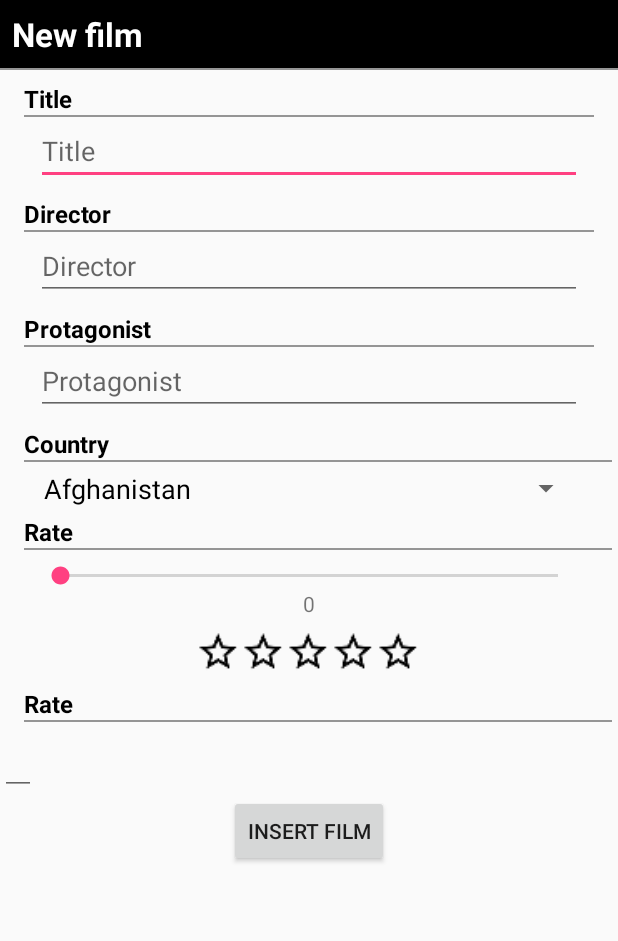
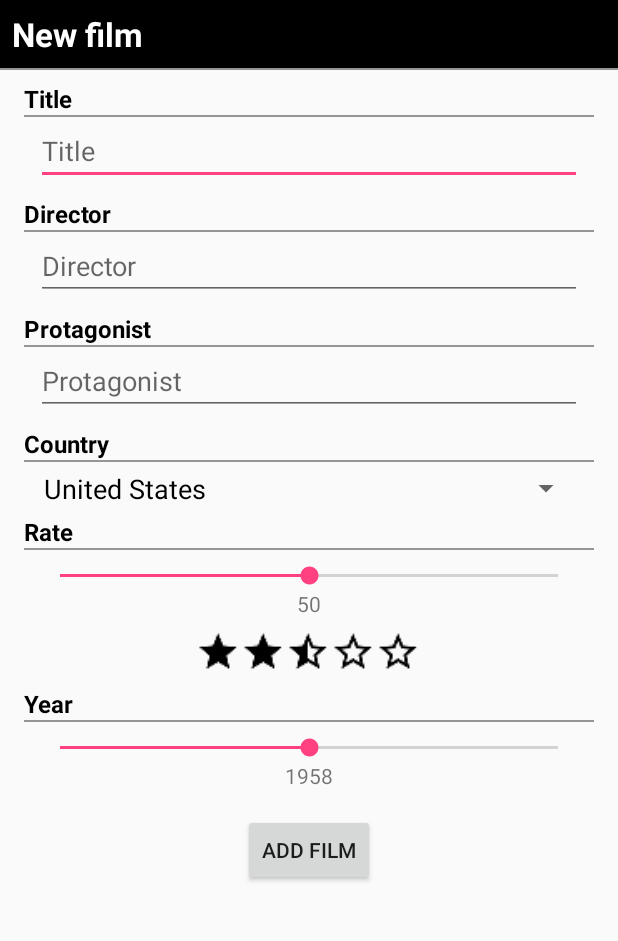
Before and after one commit to CarlosRM/zumodepi-a, an Android app: the InsertFilmActivity screen opened directly, with no data from a screen before it, on a phone screen of 412 x 824 dp, the part 84-1025 px from its top. Run offline under Robolectric (Android 15) with nearby library versions, the phone set to English and light mode, and no system bars.

```diff
--- a/app/src/main/java/com/example/pr_idi/mydatabaseexample/InsertFilmActivity.java
+++ b/app/src/main/java/com/example/pr_idi/mydatabaseexample/InsertFilmActivity.java
@@ -2,6 +2,8 @@ package com.example.pr_idi.mydatabaseexample;
 
 import android.support.v7.app.AppCompatActivity;
 import android.os.Bundle;
+import android.util.Log;
+import android.view.SurfaceHolder;
 import android.view.View;
 import android.widget.ArrayAdapter;
 import android.widget.Button;
@@ -23,9 +25,11 @@ public class InsertFilmActivity extends AppCompatActivity {
 
     private EditText inputTitle;
     private Spinner inputCountry;
+    private int defaultCountryValue;
     private EditText inputDirector;
     private EditText inputProtagonist;
-    private EditText inputYear;
+    private SeekBar inputYear;
+    private TextView yearValue;
     private SeekBar inputRate;
     private TextView rateValue;
     private FilmData filmData;
@@ -49,6 +53,8 @@ public class InsertFilmActivity extends AppCompatActivity {
         setContentView(R.layout.activity_insert_film);
         initializeViews();
         setListeners();
+        inputRate.setProgress(50);
+        inputCountry.setSelection(defaultCountryValue);
         filmData = new FilmData(this);
         filmData.open();
 
@@ -79,12 +85,21 @@ public class InsertFilmActivity extends AppCompatActivity {
         insertButton.setOnClickListener(new View.OnClickListener() {
             @Override
             public void onClick(View v) {
-                filmData.createFilm(inputTitle.getText().toString(), inputDirector.getText().toString(),
-                        inputCountry.getSelectedItem().toString(), inputProtagonist.getText().toString(),
-                        Integer.parseInt(inputYear.getText().toString()),
-                        inputRate.getProgress());
 
-                Toast.makeText(getApplicationContext(), "Film added successfully", Toast.LENGTH_SHORT).show();
+                if(inputTitle.getText().toString().equals("")){
+                    Toast.makeText(getApplicationContext(), "A title is required",Toast.LENGTH_SHORT).show();
+                }else if(inputDirector.getText().toString().equals("")){
+                    Toast.makeText(getApplicationContext(),"A director is required",Toast.LENGTH_SHORT).show();
+                }else if(inputProtagonist.getText().toString().equals("")){
+                    Toast.makeText(getApplicationContext(),"A protagonist is required",Toast.LENGTH_SHORT).show();
+                }else {
+                    filmData.createFilm(inputTitle.getText().toString(), inputDirector.getText().toString(),
+                            inputCountry.getSelectedItem().toString(), inputProtagonist.getText().toString(),
+                            inputYear.getProgress() + 1896,
+                            inputRate.getProgress());
+
+                    Toast.makeText(getApplicationContext(), "Film added successfully", Toast.LENGTH_SHORT).show();
+                }
             }
         });
 
@@ -107,6 +122,22 @@ public class InsertFilmActivity extends AppCompatActivity {
             }
         });
 
+        inputYear.setOnSeekBarChangeListener(new SeekBar.OnSeekBarChangeListener() {
+            @Override
+            public void onProgressChanged(SeekBar seekBar, int progress, boolean fromUser) {
+                yearValue.setText(Integer.toString(progress+1896));
+            }
+
+            @Override
+            public void onStartTrackingTouch(SeekBar seekBar) {
+
+            }
+
+            @Override
+            public void onStopTrackingTouch(SeekBar seekBar) {
+
+            }
+        });
         star1.setOnClickListener(new View.OnClickListener() {
             @Override
             public void onClick(View v) {
@@ -348,12 +379,14 @@ public class InsertFilmActivity extends AppCompatActivity {
                 }
             }
             Collections.sort(countries, String.CASE_INSENSITIVE_ORDER);
+            defaultCountryValue = countries.indexOf(this.getResources().getConfiguration().locale.getDisplayCountry());
             ArrayAdapter<String> adapter = new ArrayAdapter<String>(this,R.layout.country_spinner_style, countries);
             inputCountry.setAdapter(adapter);
 
         inputDirector = (EditText) findViewById(R.id.insertDirectorView);
         inputProtagonist = (EditText) findViewById(R.id.insertProtagonistView);
-        inputYear = (EditText) findViewById(R.id.insertYearView);
+        inputYear = (SeekBar) findViewById(R.id.insertYearView);
+        yearValue = (TextView) findViewById(R.id.yearValueView);
         inputRate = (SeekBar) findViewById(R.id.insertRateView);
         rateValue = (TextView) findViewById(R.id.rateValueView);
         insertButton = (Button) findViewById(R.id.insertButtonView);
@@ -362,6 +395,7 @@ public class InsertFilmActivity extends AppCompatActivity {
         star3 = (ImageView) findViewById(R.id.star33);
         star4 = (ImageView) findViewById(R.id.star44);
         star5 = (ImageView) findViewById(R.id.star55);
+
         star1State = star2State = star3State = star4State = star5State = 0;
 
     }
--- a/app/src/main/res/layout/activity_insert_film.xml
+++ b/app/src/main/res/layout/activity_insert_film.xml
@@ -1,8 +1,15 @@
 <?xml version="1.0" encoding="utf-8"?>
+
+<ScrollView
+    android:layout_width="match_parent"
+    android:layout_height="wrap_content"
+    xmlns:android="http://schemas.android.com/apk/res/android"
+>
 <LinearLayout xmlns:android="http://schemas.android.com/apk/res/android"
               android:layout_width="match_parent"
               android:layout_height="match_parent"
               android:orientation="vertical" >
+
 <TextView
     android:layout_width="match_parent"
     android:layout_height="wrap_content"
@@ -136,7 +143,7 @@
         <View
             android:layout_width="match_parent"
             android:layout_height="1dp"
-            android:layout_marginRight="4dp"
+            android:layout_marginRight="16dp"
             android:layout_marginLeft="16dp"
             android:alpha="0.4"
             android:background="@android:color/black"/>
@@ -168,7 +175,7 @@
         <View
             android:layout_width="match_parent"
             android:layout_height="1dp"
-            android:layout_marginRight="4dp"
+            android:layout_marginRight="16dp"
             android:layout_marginLeft="16dp"
             android:alpha="0.4"
             android:background="@android:color/black"/>
@@ -186,7 +193,7 @@
                 android:id="@+id/rateValueView"
                 android:layout_width="match_parent"
                 android:layout_height="wrap_content"
-                android:text="0"
+                android:text="50"
                 android:textAlignment="center"
                 android:layout_weight="0.1"/>
 
@@ -251,21 +258,32 @@
             android:textColor="#000"
             android:textStyle="bold"
             android:layout_marginLeft="16dp"
-            android:text="Rate"/>
+            android:text="Year"/>
         <View
             android:layout_width="match_parent"
             android:layout_height="1dp"
-            android:layout_marginRight="4dp"
+            android:layout_marginRight="16dp"
             android:layout_marginLeft="16dp"
             android:alpha="0.4"
             android:background="@android:color/black"/>
 
-        <EditText
-            android:layout_width="wrap_content"
+        <SeekBar
+            android:id="@+id/insertYearView"
+            android:paddingTop="8dp"
+            android:layout_width="match_parent"
             android:layout_height="wrap_content"
-            android:padding="12dp"
-            android:inputType="number"
-            android:id="@+id/insertYearView"/>
+            android:layout_marginLeft="24dp"
+            android:layout_marginRight="24dp"
+            android:progress="62"
+            android:max="124"
+            android:layout_weight="0.9"/>
+        <TextView
+            android:id="@+id/yearValueView"
+            android:layout_width="match_parent"
+            android:layout_height="wrap_content"
+            android:text="1958"
+            android:textAlignment="center"
+            android:layout_weight="0.1"/>
 
 
     </LinearLayout>
@@ -276,15 +294,18 @@
         android:layout_width="wrap_content"
         android:layout_height="wrap_content"
         android:orientation="horizontal"
-        android:layout_gravity="center_horizontal">
+        android:layout_gravity="center_horizontal"
+        android:padding="16dp">
 
         <Button
             android:layout_width="wrap_content"
             android:layout_height="wrap_content"
-            android:text="Insert Film"
+            android:text="Add Film"
             android:id="@+id/insertButtonView"/>
 
     </LinearLayout>
 
 
 </LinearLayout>
+
+</ScrollView>
```
Also changed, not shown: 2 other files.
